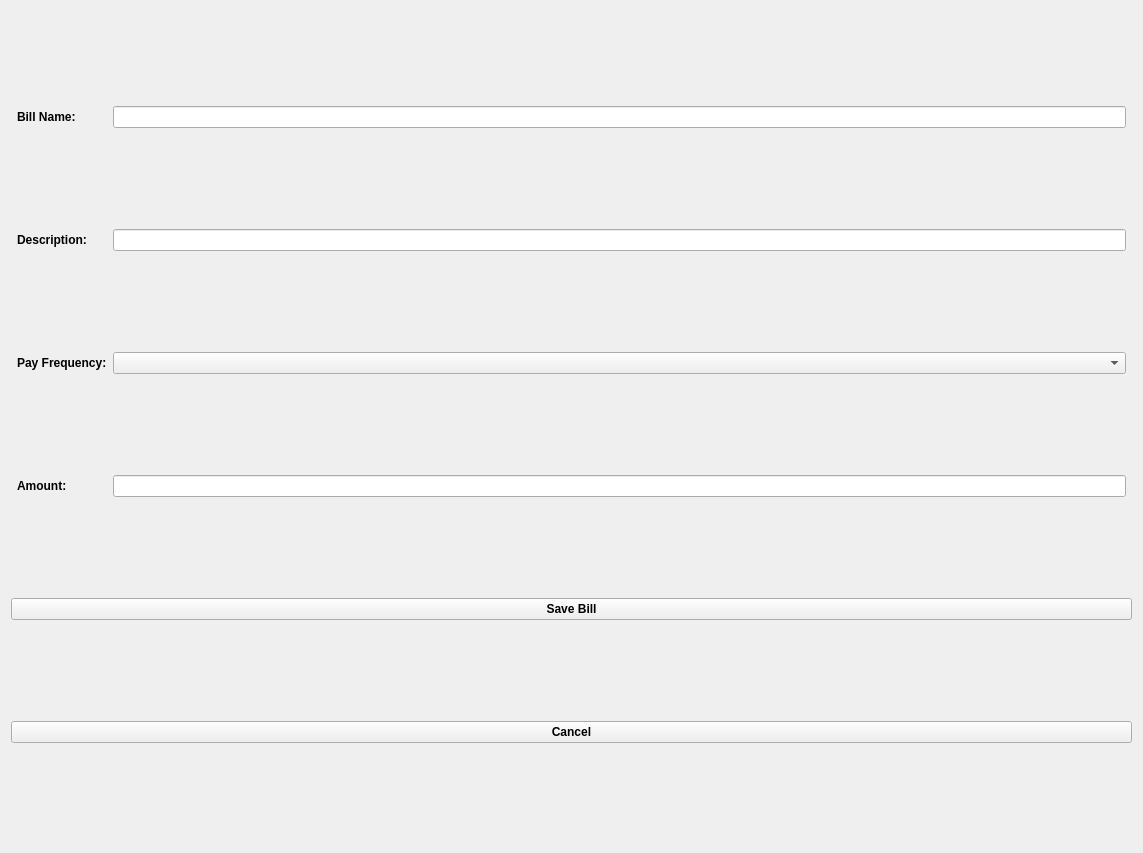
The window that UI/UI_Files/UI_BillsAdd.ui (R-Kirk/XSavier) describes before a commit, drawn with Qt 5.
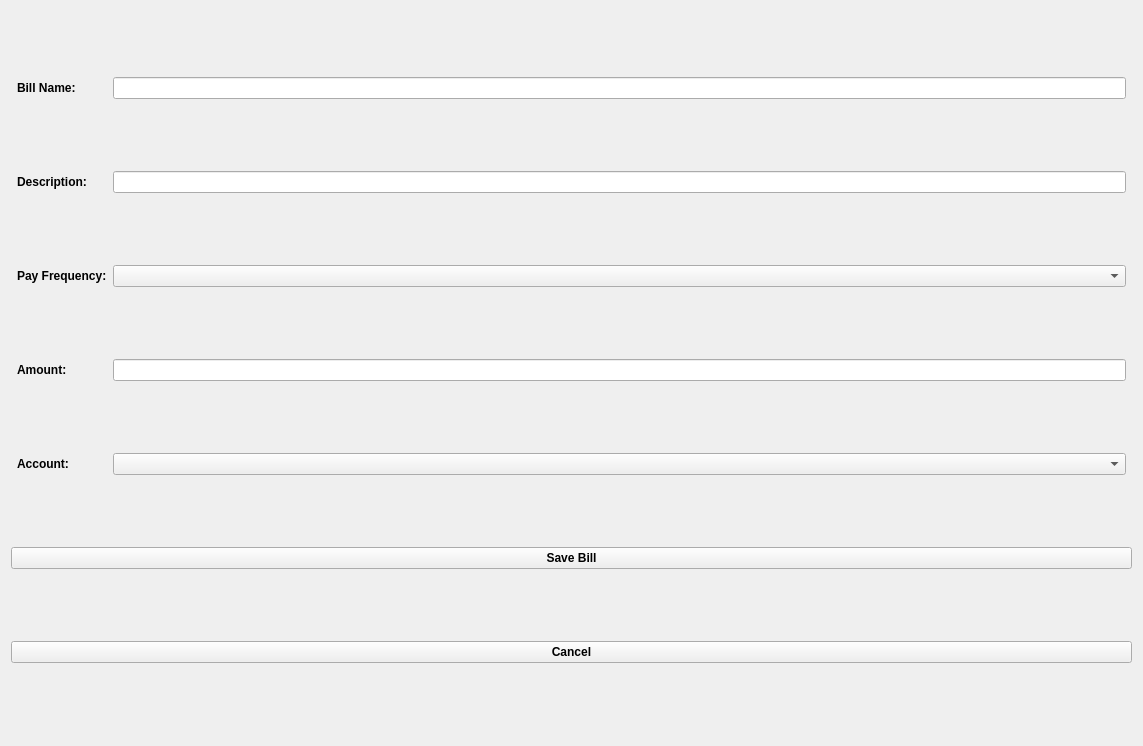
The same window after the commit.

What changed in the file:
```diff
--- a/UI/UI_Files/UI_BillsAdd.ui
+++ b/UI/UI_Files/UI_BillsAdd.ui
@@ -7,7 +7,7 @@
     <x>0</x>
     <y>0</y>
     <width>1143</width>
-    <height>853</height>
+    <height>746</height>
    </rect>
   </property>
   <property name="windowTitle">
@@ -29,21 +29,8 @@
        </property>
       </widget>
      </item>
-     <item row="3" column="2">
-      <widget class="QLineEdit" name="lineEdit_Amount"/>
-     </item>
-     <item row="5" column="0" colspan="4">
-      <widget class="QPushButton" name="pushButton_Cancel">
-       <property name="font">
-        <font>
-         <weight>75</weight>
-         <bold>true</bold>
-        </font>
-       </property>
-       <property name="text">
-        <string>Cancel</string>
-       </property>
-      </widget>
+     <item row="2" column="2">
+      <widget class="QComboBox" name="comboBox_PayFreq"/>
      </item>
      <item row="1" column="1">
       <widget class="QLabel" name="label_Description">
@@ -58,38 +45,6 @@
        </property>
       </widget>
      </item>
-     <item row="1" column="2">
-      <widget class="QLineEdit" name="lineEdit_Description"/>
-     </item>
-     <item row="2" column="2">
-      <widget class="QComboBox" name="comboBox_PayFreq"/>
-     </item>
-     <item row="0" column="1">
-      <widget class="QLabel" name="label_BillName">
-       <property name="font">
-        <font>
-         <weight>75</weight>
-         <bold>true</bold>
-        </font>
-       </property>
-       <property name="text">
-        <string>Bill Name:</string>
-       </property>
-      </widget>
-     </item>
-     <item row="4" column="0" colspan="4">
-      <widget class="QPushButton" name="pushButton_Save">
-       <property name="font">
-        <font>
-         <weight>75</weight>
-         <bold>true</bold>
-        </font>
-       </property>
-       <property name="text">
-        <string>Save Bill</string>
-       </property>
-      </widget>
-     </item>
      <item row="0" column="2">
       <widget class="QLineEdit" name="lineEdit_BillName"/>
      </item>
@@ -106,6 +61,67 @@
        </property>
       </widget>
      </item>
+     <item row="4" column="1">
+      <widget class="QLabel" name="label_Account">
+       <property name="font">
+        <font>
+         <weight>75</weight>
+         <bold>true</bold>
+        </font>
+       </property>
+       <property name="text">
+        <string>Account:</string>
+       </property>
+      </widget>
+     </item>
+     <item row="6" column="0" colspan="4">
+      <widget class="QPushButton" name="pushButton_Cancel">
+       <property name="font">
+        <font>
+         <weight>75</weight>
+         <bold>true</bold>
+        </font>
+       </property>
+       <property name="text">
+        <string>Cancel</string>
+       </property>
+      </widget>
+     </item>
+     <item row="5" column="0" colspan="4">
+      <widget class="QPushButton" name="pushButton_Save">
+       <property name="font">
+        <font>
+         <weight>75</weight>
+         <bold>true</bold>
+        </font>
+       </property>
+       <property name="text">
+        <string>Save Bill</string>
+       </property>
+      </widget>
+     </item>
+     <item row="0" column="1">
+      <widget class="QLabel" name="label_BillName">
+       <property name="font">
+        <font>
+         <weight>75</weight>
+         <bold>true</bold>
+        </font>
+       </property>
+       <property name="text">
+        <string>Bill Name:</string>
+       </property>
+      </widget>
+     </item>
+     <item row="3" column="2">
+      <widget class="QLineEdit" name="lineEdit_Amount"/>
+     </item>
+     <item row="1" column="2">
+      <widget class="QLineEdit" name="lineEdit_Description"/>
+     </item>
+     <item row="4" column="2">
+      <widget class="QComboBox" name="comboBox_Account"/>
+     </item>
     </layout>
    </item>
   </layout>
```
